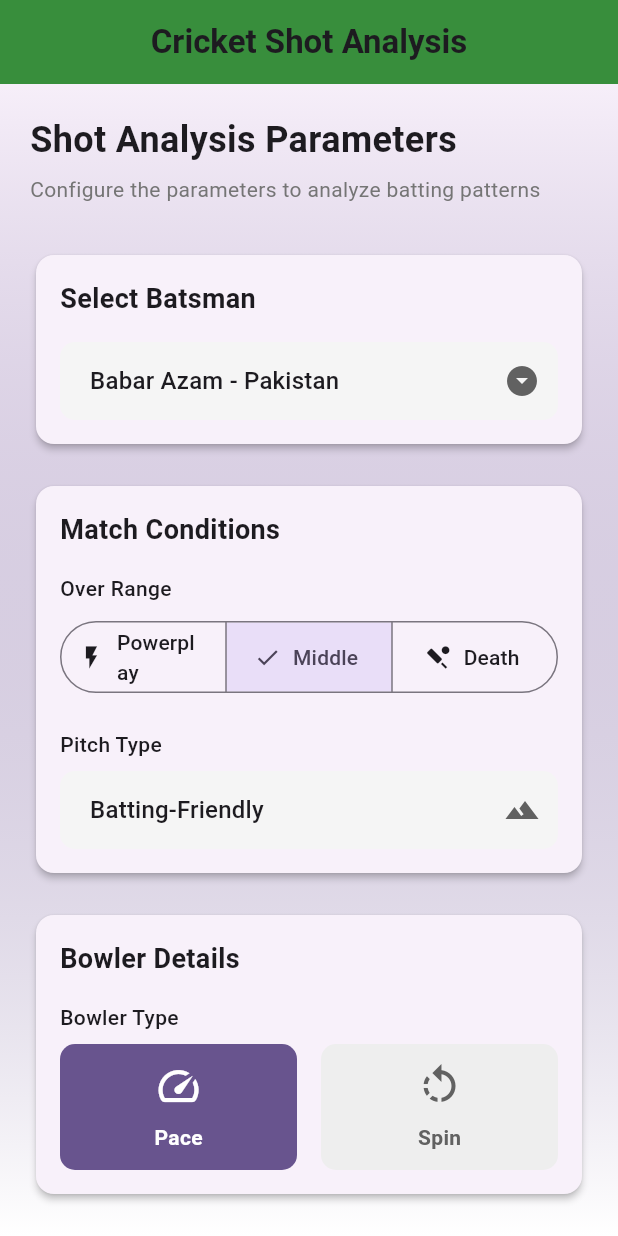
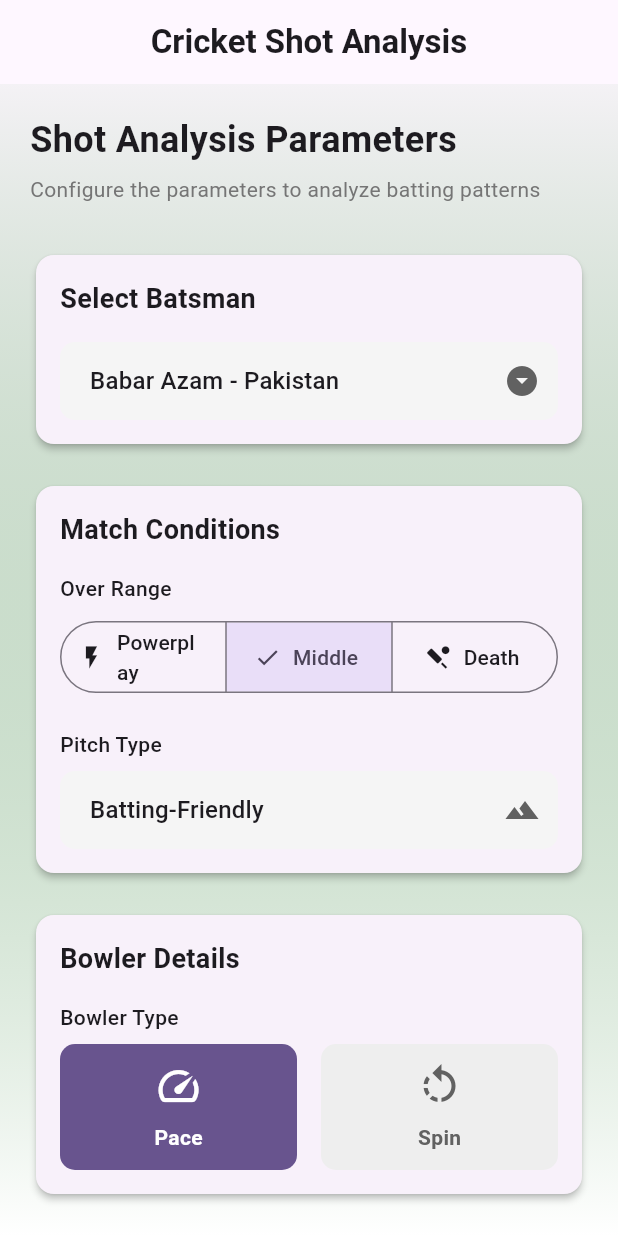
Before and after one commit to thecodemonster1/cric_field_project_1, a Flutter app: the screen it shows after launch, on a phone screen of 412 x 824 dp. Run offline on Flutter 3.47's test engine with Material 3 defaults, Android fonts, the phone set to English and light mode, and no system bars; missing offline and left inert: tflite_flutter.

Commit message:
Refactor InputPage: update color management to use AppColors for consistent theming

```diff
--- a/lib/Pages/InputPage.dart
+++ b/lib/Pages/InputPage.dart
@@ -1,5 +1,6 @@
 // InputPage.dart
 import 'package:flutter/material.dart';
+import 'package:cric_field_project_1/theme/app_theme.dart';
 
 class InputPage extends StatefulWidget {
   const InputPage({super.key});
@@ -25,14 +26,11 @@
   Widget build(BuildContext context) {
     return Scaffold(
       appBar: AppBar(
-        backgroundColor: Colors.green[700],
         title: const Text(
           'Cricket Shot Analysis',
           style: TextStyle(fontWeight: FontWeight.bold),
         ),
         centerTitle: true,
-        elevation: 0,
-        // backgroundColor: Theme.of(context).primaryColor,
       ),
       body: Container(
         decoration: BoxDecoration(
@@ -40,8 +38,8 @@
             begin: Alignment.topCenter,
             end: Alignment.bottomCenter,
             colors: [
-              Theme.of(context).primaryColor.withOpacity(0.05),
-              Colors.white,
+              AppColors.primary.withOpacity(0.05),
+              AppColors.white,
             ],
           ),
         ),
```
